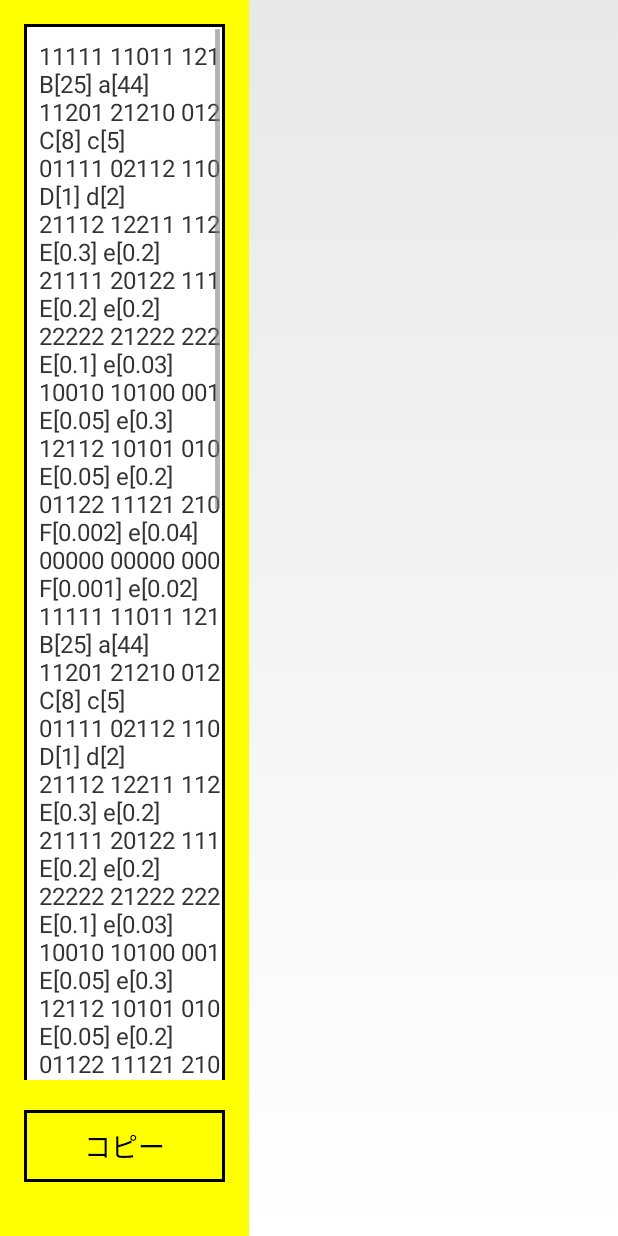
After one commit to hyosang813/TotoRan_Android, an Android app: the layout pop_hantei_result.xml on its own in the app's theme, with its tools: preview values and no code run, on a phone screen of 412 x 824 dp. The commit adds this screen. Run offline under Robolectric (Android 15) with nearby library versions, the phone set to English and light mode, and no system bars.

Commit message:
アラート系ロジック実装

```diff
--- a/app/src/main/java/raksam/com/totoran/BaseChoiceActivity.java
+++ b/app/src/main/java/raksam/com/totoran/BaseChoiceActivity.java
@@ -150,7 +150,7 @@ public class BaseChoiceActivity extends FragmentActivity {
                     dialog.setArguments(args);
                     dialog.show(getSupportFragmentManager(), "dialog");
                     checkedContain = true;
-                    break;
+                    return;
                 }
             }
         }
--- a/app/src/main/res/layout/activity_multi_result.xml
+++ b/app/src/main/res/layout/activity_multi_result.xml
@@ -59,6 +59,7 @@
             android:layout_marginRight="10dp"
             android:paddingLeft="10dp"
             android:paddingRight="10dp"
+            android:onClick="popSakugen"
             android:text="@string/puchi_str"/>
 
         <!-- 判定ボタン -->
@@ -73,6 +74,7 @@
             android:layout_marginRight="10dp"
             android:paddingLeft="10dp"
             android:paddingRight="10dp"
+            android:onClick="popHantei"
             android:text="@string/hantei_str"/>
 
         <!-- コピーボタン -->
@@ -87,6 +89,7 @@
             android:layout_marginRight="10dp"
             android:paddingLeft="20dp"
             android:paddingRight="20dp"
+            android:onClick="popCopy"
             android:text="@string/copy_str"/>
 
     </LinearLayout>
--- /dev/null
+++ b/app/src/main/res/layout/pop_hantei_result.xml
@@ -0,0 +1,49 @@
+<?xml version="1.0" encoding="utf-8"?>
+<LinearLayout xmlns:android="http://schemas.android.com/apk/res/android"
+    xmlns:tools="http://schemas.android.com/tools"
+    android:layout_width="wrap_content"
+    android:layout_height="wrap_content"
+    android:paddingBottom="@dimen/activity_vertical_margin"
+    android:paddingLeft="@dimen/activity_horizontal_margin"
+    android:paddingRight="@dimen/activity_horizontal_margin"
+    android:paddingTop="@dimen/activity_vertical_margin"
+    android:background="#FFFF00"
+    android:orientation="vertical"
+    android:gravity="top">
+
+    <!-- 結果表示領域 -->
+    <ScrollView
+        android:layout_width="match_parent"
+        android:layout_height="wrap_content"
+        android:layout_weight="1">
+
+        <TextView
+            android:id="@+id/pop_hantei_result_view"
+            android:layout_width="match_parent"
+            android:layout_height="wrap_content"
+            android:maxLines="500"
+            android:background="@drawable/pick_value_shape"
+            android:gravity="top|left"
+            android:paddingLeft="10dp"
+            android:paddingTop="10dp"
+            android:paddingBottom="10dp"
+            android:text="11111 11011 121 B[25] a[44]\n11201 21210 012 C[8] c[5]\n01111 02112 110 D[1] d[2]\n21112 12211 112 E[0.3] e[0.2]\n21111 20122 111 E[0.2] e[0.2]\n22222 21222 222 E[0.1] e[0.03]\n10010 10100 001 E[0.05] e[0.3]\n12112 10101 010 E[0.05] e[0.2]\n01122 11121 210 F[0.002] e[0.04]\n00000 00000 000 F[0.001] e[0.02]\n11111 11011 121 B[25] a[44]\n11201 21210 012 C[8] c[5]\n01111 02112 110 D[1] d[2]\n21112 12211 112 E[0.3] e[0.2]\n21111 20122 111 E[0.2] e[0.2]\n22222 21222 222 E[0.1] e[0.03]\n10010 10100 001 E[0.05] e[0.3]\n12112 10101 010 E[0.05] e[0.2]\n01122 11121 210 F[0.002] e[0.04]\n00000 00000 000 F[0.001] e[0.02]\n11111 11011 121 B[25] a[44]\n11201 21210 012 C[8] c[5]\n01111 02112 110 D[1] d[2]\n21112 12211 112 E[0.3] e[0.2]\n21111 20122 111 E[0.2] e[0.2]\n22222 21222 222 E[0.1] e[0.03]\n10010 10100 001 E[0.05] e[0.3]\n12112 10101 010 E[0.05] e[0.2]\n01122 11121 210 F[0.002] e[0.04]\n00000 00000 000 F[0.001] e[0.02]\n11111 11011 121 B[25] a[44]\n11201 21210 012 C[8] c[5]\n01111 02112 110 D[1] d[2]\n21112 12211 112 E[0.3] e[0.2]\n21111 20122 111 E[0.2] e[0.2]\n22222 21222 222 E[0.1] e[0.03]\n10010 10100 001 E[0.05] e[0.3]\n12112 10101 010 E[0.05] e[0.2]\n01122 11121 210 F[0.002] e[0.04]\n00000 00000 000 F[0.001] e[0.02]"
+            android:textSize="16sp" />
+
+    </ScrollView>
+
+    <!-- コピーボタン -->
+    <Button
+        android:id="@+id/pop_hantei_copy_button"
+        android:layout_width="wrap_content"
+        android:layout_height="wrap_content"
+        android:gravity="center"
+        android:layout_gravity="center"
+        android:background="@drawable/button_shape_nomal"
+        android:layout_marginTop="20dp"
+        android:layout_marginBottom="20dp"
+        android:paddingLeft="40dp"
+        android:paddingRight="40dp"
+        android:text="@string/copy_str" />
+
+</LinearLayout>
```
Also changed, not shown: app/src/main/java/raksam/com/totoran/DoubleTripleCheck.java (added, +32 -0 lines), app/src/main/java/raksam/com/totoran/MultiChoiceActivity.java (+26 -3 lines), app/src/main/java/raksam/com/totoran/MultiDetailActivity.java (+19 -9 lines), app/src/main/java/raksam/com/totoran/MultiResultActivity.java (+80 -0 lines), app/src/main/java/raksam/com/totoran/OkAlertDialogFragment.java (added, +34 -0 lines).
